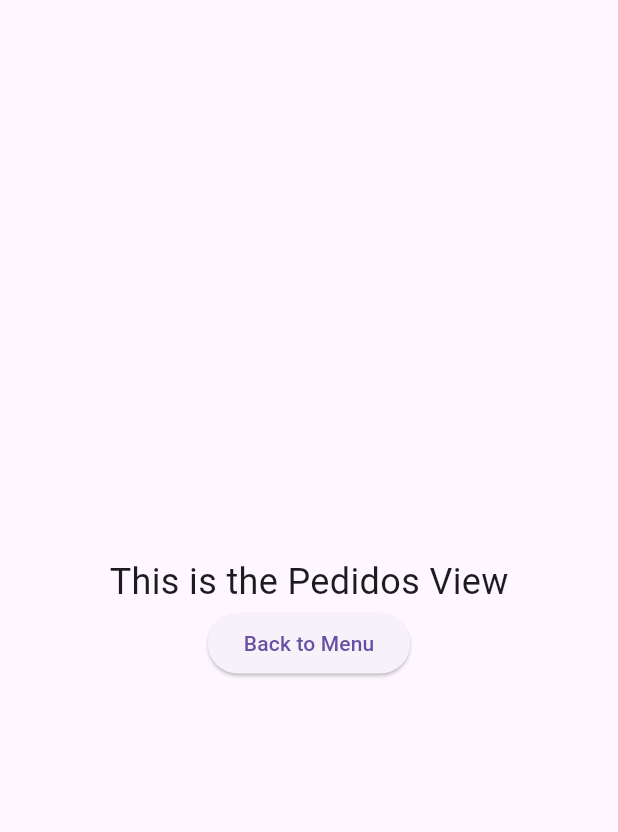
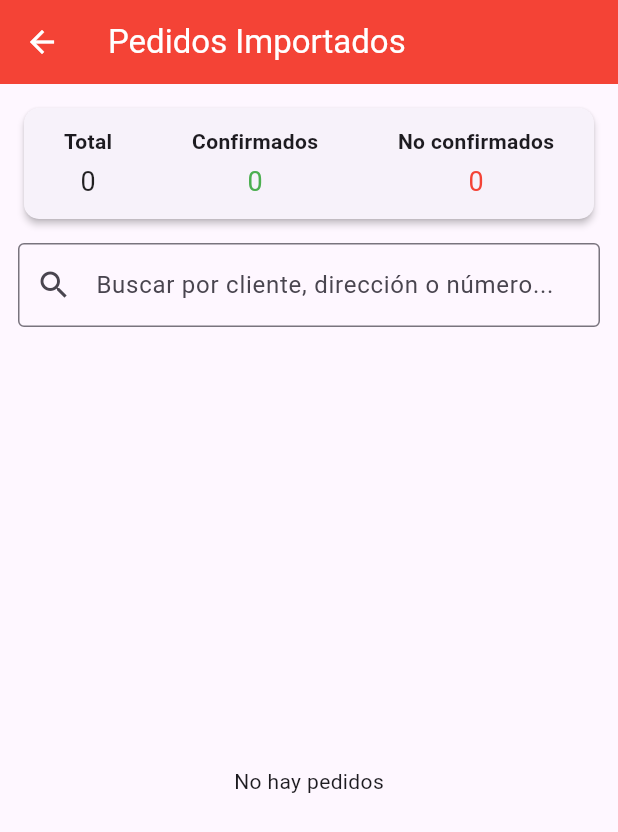
Before and after one commit to adimerpaul/sofipedido, a Flutter app: the PedidosView screen opened directly, on a phone screen of 412 x 824 dp. Shown: the top 832 px of the screen. Run offline on Flutter 3.47's test engine with Material 3 defaults, Android fonts, the phone set to English and light mode, and no system bars; our stand-ins replace flutter_dotenv, sqflite; accounts and stored records are empty.

Commit message:
Creado vista de prductos

```diff
--- a/lib/services/database_helper.dart
+++ b/lib/services/database_helper.dart
@@ -162,4 +162,17 @@ class DatabaseHelper {
     await db.delete('productos');
     await db.delete('pedidos');
   }
+  Future<List<Map<String, dynamic>>> obtenerResumenProductos() async {
+    final db = await database;
+    return await db.rawQuery('''
+    SELECT
+      cod_prod,
+      nombre,
+      SUM(cantidad) AS total_cantidad,
+      SUM(subtotal) AS total_subtotal
+    FROM productos
+    GROUP BY cod_prod, nombre
+    ORDER BY total_cantidad DESC
+  ''');
+  }
 }
--- a/lib/views/pages/home_view.dart
+++ b/lib/views/pages/home_view.dart
@@ -6,7 +6,7 @@ class HomeView extends StatelessWidget {
   @override
   Widget build(BuildContext context) {
     return Center(
-      child: Text('Home View'),
+      child: Image.asset('assets/logo.png', width: 200, height: 200),
     );
   }
 }
--- a/lib/views/pages/pedidos_view.dart
+++ b/lib/views/pages/pedidos_view.dart
@@ -1,25 +1,164 @@
 import 'package:flutter/material.dart';
+import 'package:sqflite/sqflite.dart';
+import 'package:sofiapedido/services/database_helper.dart';
 
-class PedidosView extends StatelessWidget {
+class PedidosView extends StatefulWidget {
   const PedidosView({super.key});
 
   @override
+  State<PedidosView> createState() => _PedidosViewState();
+}
+
+class _PedidosViewState extends State<PedidosView> {
+  List<Map<String, dynamic>> pedidos = [];
+  List<Map<String, dynamic>> filtrados = [];
+  int total = 0;
+  int confirmados = 0;
+  int noConfirmados = 0;
+  String filtro = '';
+
+  @override
+  void initState() {
+    super.initState();
+    cargarPedidos();
+  }
+
+  Future<void> cargarPedidos() async {
+    final db = await DatabaseHelper().database;
+
+    final todos = await db.query('pedidos', orderBy: 'fecha DESC');
+    final totalCount = todos.length;
+    final confirmedCount =
+        todos.where((p) => p['confirmado'] == 1).length;
+
+    setState(() {
+      pedidos = todos;
+      total = totalCount;
+      confirmados = confirmedCount;
+      noConfirmados = totalCount - confirmedCount;
+      aplicarFiltro();
+    });
+  }
+
+  void aplicarFiltro() {
+    setState(() {
+      if (filtro.trim().isEmpty) {
+        filtrados = pedidos;
+      } else {
+        filtrados = pedidos.where((p) {
+          final texto = filtro.toLowerCase();
+          return p['cliente_nombre'].toString().toLowerCase().contains(texto) ||
+              p['cliente_direccion'].toString().toLowerCase().contains(texto) ||
+              p['id'].toString().contains(texto);
+        }).toList();
+      }
+    });
+  }
+
+  Widget _cardResumen(String label, int cantidad, Color color) {
+    return Column(
+      children: [
+        Text(label, style: const TextStyle(fontWeight: FontWeight.bold)),
+        const SizedBox(height: 4),
+        Text(
+          '$cantidad',
+          style: TextStyle(fontSize: 18, color: color),
+        ),
+      ],
+    );
+  }
+
+  @override
   Widget build(BuildContext context) {
-    return Center(
-      child: Column(
-        mainAxisAlignment: MainAxisAlignment.center,
-        children: [
-          const Text(
-            'This is the Pedidos View',
-            style: TextStyle(fontSize: 24),
-          ),
-          ElevatedButton(
-            onPressed: () {
-              // Navigator.pop(context);
-            },
-            child: const Text('Back to Menu'),
-          ),
-        ],
+    return Scaffold(
+      appBar: AppBar(
+        title: const Text('Pedidos Importados'),
+        backgroundColor: Colors.red,
+        foregroundColor: Colors.white,
+      ),
+      body: Padding(
+        padding: const EdgeInsets.all(12),
+        child: Column(
+          children: [
+            // 🟨 Resumen
+            Card(
+              elevation: 2,
+              shape: RoundedRectangleBorder(borderRadius: BorderRadius.circular(10)),
+              child: Padding(
+                padding: const EdgeInsets.symmetric(vertical: 12),
+                child: Row(
+                  mainAxisAlignment: MainAxisAlignment.spaceAround,
+                  children: [
+                    _cardResumen('Total', total, Colors.black87),
+                    _cardResumen('Confirmados', confirmados, Colors.green),
+                    _cardResumen('No confirmados', noConfirmados, Colors.red),
+                  ],
+                ),
+              ),
+            ),
+
+            const SizedBox(height: 12),
+
+            // 🔍 Filtro
+            TextField(
+              decoration: const InputDecoration(
+                hintText: 'Buscar por cliente, dirección o número...',
+                border: OutlineInputBorder(),
+                prefixIcon: Icon(Icons.search),
+              ),
+              onChanged: (val) {
+                filtro = val;
+                aplicarFiltro();
+              },
+            ),
+
+            const SizedBox(height: 12),
+
+            // 📋 Lista de pedidos
+            Expanded(
+              child: filtrados.isEmpty
+                  ? const Center(child: Text('No hay pedidos'))
+                  : ListView.builder(
+                itemCount: filtrados.length,
+                itemBuilder: (_, index) {
+                  final p = filtrados[index];
+                  return Card(
+                    elevation: 3,
+                    margin: const EdgeInsets.symmetric(vertical: 6),
+                    shape: RoundedRectangleBorder(
+                      borderRadius: BorderRadius.circular(10),
+                    ),
+                    child: ListTile(
+                      leading: CircleAvatar(
+                        backgroundColor: p['confirmado'] == 1 ? Colors.green : Colors.grey,
+                        child: Text(
+                          // p['id'].toString().substring(p['id'].toString().length - 3),
+                            (index+1).toString(),
+                          style: const TextStyle(color: Colors.white),
+                        ),
+                      ),
+                      title: Text(
+                        'Pedido #${p['id']}',
+                        style: const TextStyle(fontWeight: FontWeight.bold),
+                      ),
+                      subtitle: Column(
+                        crossAxisAlignment: CrossAxisAlignment.start,
+                        children: [
+                          Text(p['cliente_nombre']),
+                          Text(p['cliente_direccion']),
+                          Text('📅 ${p['fecha']}'),
+                        ],
+                      ),
+                      trailing: p['confirmado'] == 1
+                          ? const Icon(Icons.check_circle, color: Colors.green)
+                          : const Icon(Icons.radio_button_unchecked, color: Colors.red),
+                    ),
+                  );
+                },
+              ),
+            )
+          ],
+        ),
       ),
     );
   }
```
Also changed, not shown: lib/views/menu_view.dart (+24 -22 lines), lib/views/pages/productos_view.dart (added, +84 -0 lines), assets/logo.png (added).
